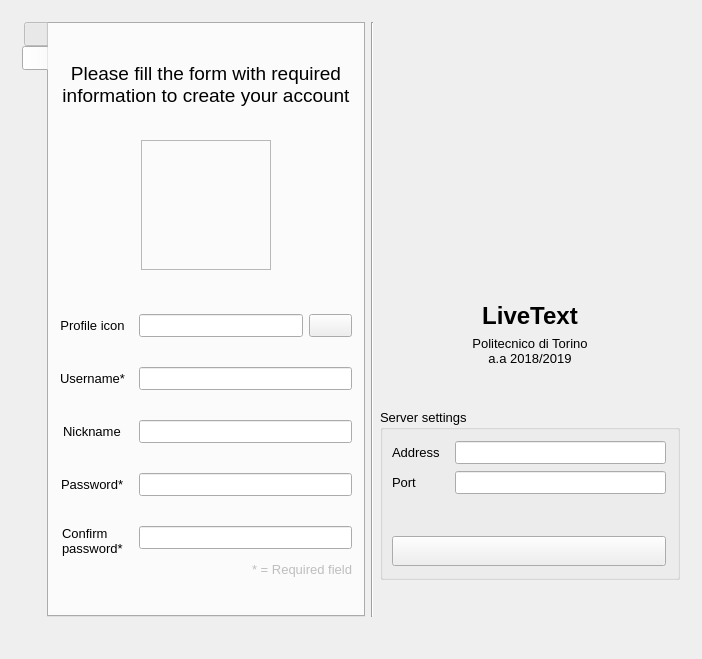
Above: textedit/landingpage.ui from pgallo725/livetext-pds before the change. Below: the same form after it.
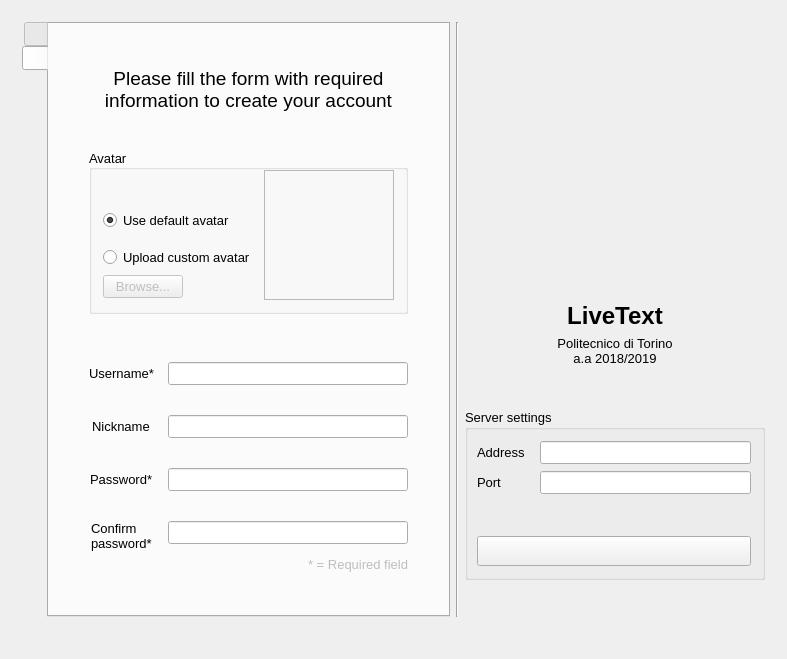
That is the form after the change.

Commit message: Upgraded UI in registration form and profile edit form

Patch:
```diff
--- a/textedit/landingpage.ui
+++ b/textedit/landingpage.ui
@@ -6,7 +6,7 @@
    <rect>
     <x>0</x>
     <y>0</y>
-    <width>702</width>
+    <width>776</width>
     <height>659</height>
    </rect>
   </property>
@@ -371,6 +371,12 @@
             <string/>
            </attribute>
            <layout class="QVBoxLayout" name="verticalLayout">
+            <property name="leftMargin">
+             <number>40</number>
+            </property>
+            <property name="rightMargin">
+             <number>40</number>
+            </property>
             <item>
              <spacer name="verticalSpacer">
               <property name="orientation">
@@ -416,7 +422,143 @@
              </spacer>
             </item>
             <item>
-             <layout class="QHBoxLayout" name="horizontalLayout_15">
+             <widget class="QGroupBox" name="groupBox">
+              <property name="title">
+               <string>Avatar</string>
+              </property>
+              <property name="alignment">
+               <set>Qt::AlignLeading|Qt::AlignLeft|Qt::AlignVCenter</set>
+              </property>
+              <property name="flat">
+               <bool>false</bool>
+              </property>
+              <property name="checkable">
+               <bool>false</bool>
+              </property>
+              <layout class="QHBoxLayout" name="horizontalLayout_13">
+               <property name="topMargin">
+                <number>0</number>
+               </property>
+               <item>
+                <layout class="QVBoxLayout" name="verticalLayout_2">
+                 <property name="leftMargin">
+                  <number>0</number>
+                 </property>
+                 <item>
+                  <spacer name="verticalSpacer_15">
+                   <property name="orientation">
+                    <enum>Qt::Vertical</enum>
+                   </property>
+                   <property name="sizeType">
+                    <enum>QSizePolicy::Preferred</enum>
+                   </property>
+                   <property name="sizeHint" stdset="0">
+                    <size>
+                     <width>20</width>
+                     <height>40</height>
+                    </size>
+                   </property>
+                  </spacer>
+                 </item>
+                 <item>
+                  <widget class="QRadioButton" name="radioButton_defaultAvatar">
+                   <property name="text">
+                    <string>Use default avatar</string>
+                   </property>
+                   <property name="checked">
+                    <bool>true</bool>
+                   </property>
+                   <property name="autoRepeat">
+                    <bool>false</bool>
+                   </property>
+                  </widget>
+                 </item>
+                 <item>
+                  <spacer name="verticalSpacer_14">
+                   <property name="orientation">
+                    <enum>Qt::Vertical</enum>
+                   </property>
+                   <property name="sizeType">
+                    <enum>QSizePolicy::Preferred</enum>
+                   </property>
+                   <property name="sizeHint" stdset="0">
+                    <size>
+                     <width>20</width>
+                     <height>10</height>
+                    </size>
+                   </property>
+                  </spacer>
+                 </item>
+                 <item>
+                  <layout class="QVBoxLayout" name="verticalLayout_5">
+                   <property name="spacing">
+                    <number>6</number>
+                   </property>
+                   <property name="topMargin">
+                    <number>0</number>
+                   </property>
+                   <item>
+                    <widget class="QRadioButton" name="radioButton_customAvatar">
+                     <property name="text">
+                      <string>Upload custom avatar</string>
+                     </property>
+                    </widget>
+                   </item>
+                   <item>
+                    <layout class="QHBoxLayout" name="horizontalLayout_12">
+                     <property name="spacing">
+                      <number>6</number>
+                     </property>
+                     <item alignment="Qt::AlignVCenter">
+                      <widget class="QPushButton" name="pushButton_browse">
+                       <property name="enabled">
+                        <bool>false</bool>
+                       </property>
+                       <property name="sizePolicy">
+                        <sizepolicy hsizetype="Minimum" vsizetype="Fixed">
+                         <horstretch>0</horstretch>
+                         <verstretch>0</verstretch>
+                        </sizepolicy>
+                       </property>
+                       <property name="font">
+                        <font>
+                         <pointsize>10</pointsize>
+                        </font>
+                       </property>
+                       <property name="text">
+                        <string>Browse...</string>
+                       </property>
+                      </widget>
+                     </item>
+                     <item alignment="Qt::AlignVCenter">
+                      <widget class="QLabel" name="label_imageSize">
+                       <property name="enabled">
+                        <bool>true</bool>
+                       </property>
+                       <property name="text">
+                        <string/>
+                       </property>
+                      </widget>
+                     </item>
+                     <item>
+                      <spacer name="horizontalSpacer_3">
+                       <property name="orientation">
+                        <enum>Qt::Horizontal</enum>
+                       </property>
+                       <property name="sizeHint" stdset="0">
+                        <size>
+                         <width>40</width>
+                         <height>20</height>
+                        </size>
+                       </property>
+                      </spacer>
+                     </item>
+                    </layout>
+                   </item>
+                  </layout>
+                 </item>
+                </layout>
+               </item>
               <item>
                <widget class="QLabel" name="label_UsrIcon">
                 <property name="sizePolicy">
@@ -458,6 +600,7 @@
                </widget>
               </item>
              </layout>
+             </widget>
             </item>
             <item>
              <spacer name="verticalSpacer_2">
@@ -487,23 +630,13 @@
                <number>0</number>
               </property>
               <item row="0" column="0">
-               <widget class="QLabel" name="label_15">
-                <property name="text">
-                 <string>Profile icon</string>
-                </property>
-                <property name="alignment">
-                 <set>Qt::AlignCenter</set>
-                </property>
-               </widget>
-              </item>
-              <item row="1" column="0">
                <widget class="QLabel" name="label_2">
                 <property name="text">
                  <string>Username*</string>
                 </property>
                </widget>
               </item>
-              <item row="1" column="1">
+              <item row="0" column="1">
                <widget class="QLineEdit" name="lineEdit_regUsr">
                 <property name="sizePolicy">
                  <sizepolicy hsizetype="Expanding" vsizetype="Fixed">
@@ -522,14 +655,14 @@
                 </property>
                </widget>
               </item>
-              <item row="2" column="0">
+              <item row="1" column="0">
                <widget class="QLabel" name="label_5">
                 <property name="text">
                  <string>Nickname</string>
                 </property>
                </widget>
               </item>
-              <item row="2" column="1">
+              <item row="1" column="1">
                <widget class="QLineEdit" name="lineEdit_regNick">
                 <property name="sizePolicy">
                  <sizepolicy hsizetype="Expanding" vsizetype="Fixed">
@@ -548,14 +681,14 @@
                 </property>
                </widget>
               </item>
-              <item row="3" column="0">
+              <item row="2" column="0">
                <widget class="QLabel" name="label_6">
                 <property name="text">
                  <string>Password*</string>
                 </property>
                </widget>
               </item>
-              <item row="3" column="1">
+              <item row="2" column="1">
                <widget class="QLineEdit" name="lineEdit_regPsw">
                 <property name="sizePolicy">
                  <sizepolicy hsizetype="Expanding" vsizetype="Fixed">
@@ -577,7 +710,7 @@
                 </property>
                </widget>
               </item>
-              <item row="4" column="0">
+              <item row="3" column="0">
                <widget class="QLabel" name="label_11">
                 <property name="text">
                  <string>Confirm
@@ -585,7 +718,7 @@
                 </property>
                </widget>
               </item>
-              <item row="4" column="1">
+              <item row="3" column="1">
                <widget class="QLineEdit" name="lineEdit_regPswConf">
                 <property name="sizePolicy">
                  <sizepolicy hsizetype="Expanding" vsizetype="Fixed">
@@ -607,25 +740,6 @@
                 </property>
                </widget>
               </item>
-              <item row="0" column="1">
-               <layout class="QHBoxLayout" name="horizontalLayout_14">
-                <item>
-                 <widget class="QLineEdit" name="lineEdit_UsrIconPath"/>
-                </item>
-                <item>
-                 <widget class="QPushButton" name="pushButton_browse">
-                  <property name="font">
-                   <font>
-                    <pointsize>10</pointsize>
-                   </font>
-                  </property>
-                  <property name="text">
-                   <string/>
-                  </property>
-                 </widget>
-                </item>
-               </layout>
-              </item>
              </layout>
             </item>
             <item>
```
Left out of the diff: 6 changed lines with no effect on the pictures. Lines whose indentation alone changed are shown as unchanged. The commit also changes 6 other files.
